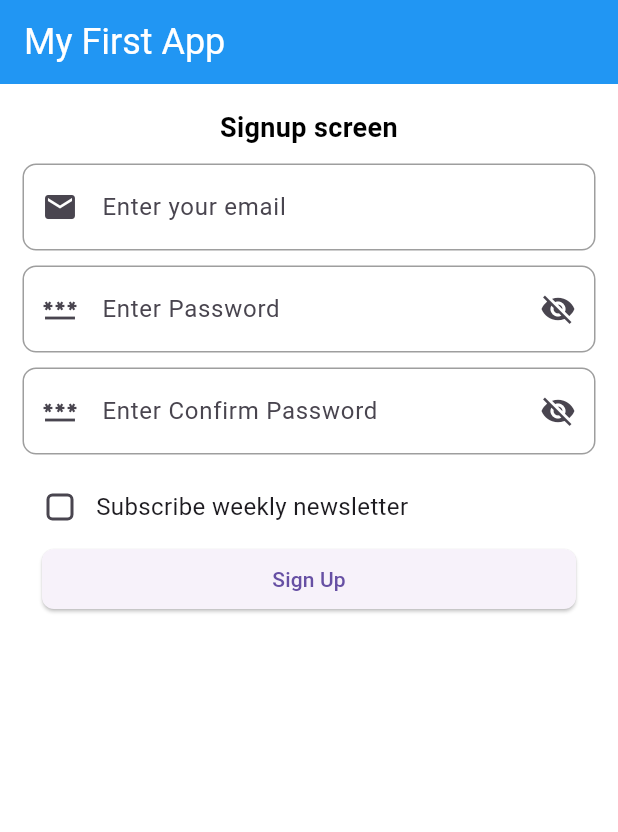
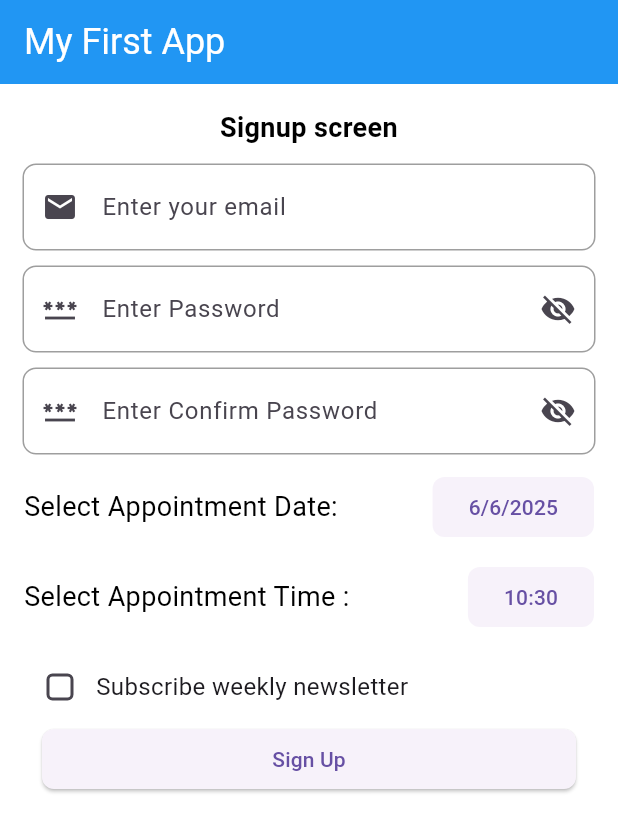
Before and after one commit to shyambuhecha7/flutter-journey, a Flutter app: the screen it shows after launch, on a phone screen of 412 x 824 dp. Shown: the top 832 px of the screen. Run offline on Flutter 3.47's test engine with Material 3 defaults, Android fonts, the phone set to English and light mode, and no system bars.

Commit message:
date and time picker

```diff
--- a/lib/SignUpScreen.dart
+++ b/lib/SignUpScreen.dart
@@ -14,6 +14,9 @@ class _SignupScreenState extends State<SignupScreen> {
   bool isHidePassword = true;
   bool isHideConfirmPassword = true;
   bool isChecked = false;
+
+  var date = "";
+  var time = "";
 
   @override
   Widget build(BuildContext context) {
@@ -208,6 +211,88 @@ class _SignupScreenState extends State<SignupScreen> {
 
             SizedBox(height: 12),
 
+            //date
+            Row(
+              mainAxisAlignment: MainAxisAlignment.spaceBetween,
+              crossAxisAlignment: CrossAxisAlignment.center,
+              mainAxisSize: MainAxisSize.max,
+              children: [
+                Text(
+                  "Select Appointment Date: ",
+                  style: TextStyle(fontSize: 18, color: Colors.black),
+                ),
+
+                ElevatedButton(
+                  style: ElevatedButton.styleFrom(
+                    elevation: 0,
+                    shape: RoundedRectangleBorder(
+                      borderRadius: BorderRadius.circular(8),
+                    ),
+                  ),
+                  onPressed: () async {
+                    DateTime? datePicker = await showDatePicker(
+                      context: context,
+                      firstDate: DateTime(1990),
+                      lastDate: DateTime(2100),
+                      initialDate: DateTime.now(),
+                    );
+                    setState(() {
+                      date =
+                          "${datePicker?.day}/${datePicker!.month}/${datePicker?.year}";
+                    });
+                  },
+
+                  child: Text(
+                    date == ""
+                        ? "${DateTime.now().day}/${DateTime.now().month}/${DateTime.now().year}"
+                        : date,
+                  ),
+                ),
+              ],
+            ),
+            SizedBox(height: 12),
+
+            //date
+            Row(
+              mainAxisAlignment: MainAxisAlignment.spaceBetween,
+              crossAxisAlignment: CrossAxisAlignment.center,
+              mainAxisSize: MainAxisSize.max,
+              children: [
+                Text(
+                  "Select Appointment Time : ",
+                  style: TextStyle(fontSize: 18, color: Colors.black),
+                ),
+
+                ElevatedButton(
+                  style: ElevatedButton.styleFrom(
+                    elevation: 0,
+                    shape: RoundedRectangleBorder(
+                      borderRadius: BorderRadius.circular(8),
+                    ),
+                  ),
+                  onPressed: () async {
+                    TimeOfDay? timePicker = await showTimePicker(
+                      context: context,
+                      initialTime: TimeOfDay.now(),
+                      initialEntryMode: TimePickerEntryMode.dial,
+                    );
+
+                    setState(() {
+                      time = "${timePicker?.hour} : ${timePicker!.minute} ";
+                    });
+                  },
+
+                  child: Text(
+                    time == ""
+                        ? "${TimeOfDay.now().hour}:${TimeOfDay.now().minute}"
+                        : time,
+                  ),
+                ),
+              ],
+            ),
+
+            SizedBox(height: 12),
+
             Row(
               mainAxisAlignment: MainAxisAlignment.start,
               crossAxisAlignment: CrossAxisAlignment.center,
@@ -235,9 +320,15 @@ class _SignupScreenState extends State<SignupScreen> {
               padding: const EdgeInsets.symmetric(horizontal: 12),
               child: SizedBox(
                 width: double.infinity,
-                child: ElevatedButton(onPressed: () {}, child: Text("Sign Up"),style: ElevatedButton.styleFrom(
-                  shape: RoundedRectangleBorder(borderRadius: BorderRadius.circular(8))
-                ),),
+                child: ElevatedButton(
+                  onPressed: () {},
+                  child: Text("Sign Up"),
+                  style: ElevatedButton.styleFrom(
+                    shape: RoundedRectangleBorder(
+                      borderRadius: BorderRadius.circular(8),
+                    ),
+                  ),
+                ),
               ),
             ),
           ],
```
Also changed, not shown: lib/SampleScreen.dart (+4 -6 lines).
